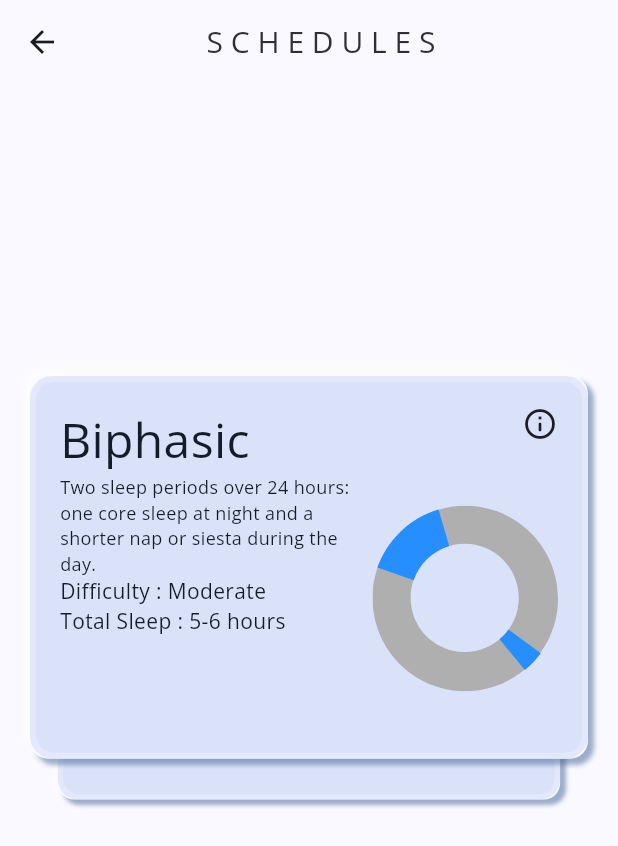
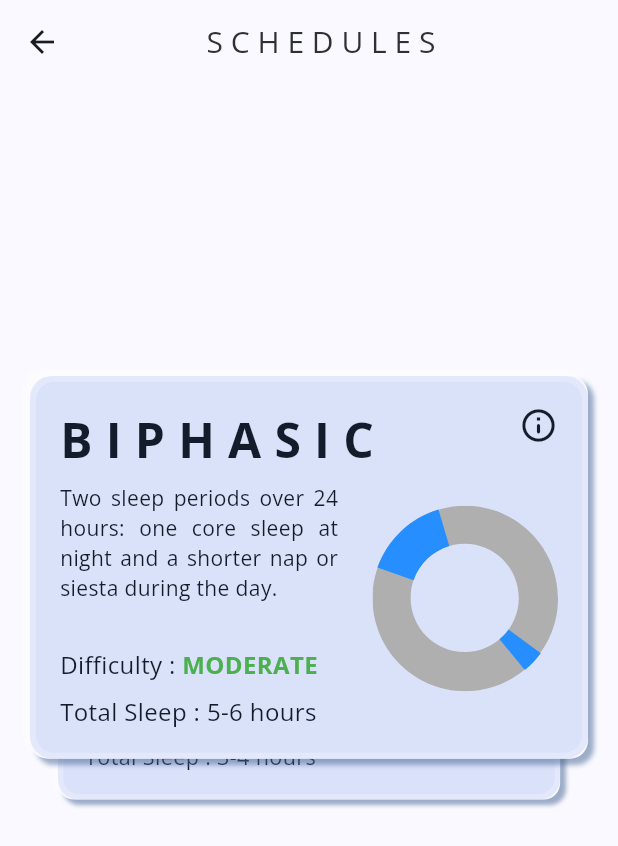
Before and after one commit to TheLameOne/polyphasic_sleep, a Flutter app: the AllSchedulesPage screen opened by its route, on a phone screen of 412 x 824 dp. Shown: the top 846 px of the screen. Run offline on Flutter 3.47's test engine with Material 3 defaults, Android fonts, the phone set to English and light mode, and no system bars; drawn by our look-alikes of flutter_card_swiper; our stand-ins replace action_slider, audioplayers, card_swiper, chat_bubbles, fl_chart, flutter_local_notifications and 13 more; missing offline and left inert: alarm; accounts and stored records are empty.

Commit message:
fixed UI of card

```diff
--- a/lib/components/schedule_component.dart
+++ b/lib/components/schedule_component.dart
@@ -68,8 +68,9 @@ class ScheduleComponent extends StatelessWidget {
                       crossAxisAlignment: CrossAxisAlignment.start,
                       children: [
                         Text(
-                          name,
+                          _convertName(name),
                           style: TextStyle(
+                            fontWeight: FontWeight.bold,
                             color: Theme.of(context)
                                 .colorScheme
                                 .onSecondaryContainer,
@@ -80,7 +81,13 @@ class ScheduleComponent extends StatelessWidget {
                             onTap: () {
                               _launchURL(link);
                             },
-                            child: Icon(Icons.info_outline_rounded))
+                            child: Icon(
+                              Icons.info_outline_rounded,
+                              color: Theme.of(context)
+                                  .colorScheme
+                                  .onSecondaryContainer,
+                              size: 26,
+                            ))
                       ],
                     ),
                     Row(
@@ -89,19 +96,26 @@ class ScheduleComponent extends StatelessWidget {
                       children: [
                         Column(
                           crossAxisAlignment: CrossAxisAlignment.start,
+                          mainAxisAlignment: MainAxisAlignment.spaceBetween,
                           children: [
-                            Container(
-                              width: size.width * 0.5,
+                            SizedBox(
+                              width: size.width * 0.45,
+                              height: size.height * 0.12,
+                              child: Padding(
+                                padding: const EdgeInsets.only(top: 6.0),
                                 child: Text(
                                   desc,
+                                  textAlign: TextAlign.justify,
                                   style: TextStyle(
                                       color: Theme.of(context)
                                           .colorScheme
                                           .onSecondaryContainer,
-                                    fontSize: 12,
+                                      fontSize: 14,
                                       overflow: TextOverflow.clip),
                                 ),
                               ),
+                            ),
+                            SizedBox(height: 16),
                             Row(
                               children: [
                                 Text("Difficulty : ",
@@ -109,17 +123,17 @@ class ScheduleComponent extends StatelessWidget {
                                         color: Theme.of(context)
                                             .colorScheme
                                             .onSecondaryContainer,
-                                        fontSize: 14,
+                                        fontSize: 16,
                                         overflow: TextOverflow.clip)),
-                                Text(difficulty,
+                                Text(difficulty.toUpperCase(),
                                     style: TextStyle(
-                                        color: Theme.of(context)
-                                            .colorScheme
-                                            .onSecondaryContainer,
-                                        fontSize: 14,
+                                        color: _difficultyColor(difficulty),
+                                        fontSize: 16,
+                                        fontWeight: FontWeight.bold,
                                         overflow: TextOverflow.clip)),
                               ],
                             ),
+                            SizedBox(height: 8),
                             Row(
                               children: [
                                 Text("Total Sleep : ",
@@ -127,14 +141,14 @@ class ScheduleComponent extends StatelessWidget {
                                         color: Theme.of(context)
                                             .colorScheme
                                             .onSecondaryContainer,
-                                        fontSize: 14,
+                                        fontSize: 16,
                                         overflow: TextOverflow.clip)),
                                 Text(totalSleep,
                                     style: TextStyle(
                                         color: Theme.of(context)
                                             .colorScheme
                                             .onSecondaryContainer,
-                                        fontSize: 14,
+                                        fontSize: 16,
                                         overflow: TextOverflow.clip)),
                               ],
                             )
@@ -166,6 +180,21 @@ class ScheduleComponent extends StatelessWidget {
   }
 }
 
+_difficultyColor(String name) {
+  if (name == "Extreme") {
+    return Colors.red;
+  }
+  if (name == "Moderate") {
+    return Colors.green;
+  }
+  if (name == "High") {
+    return const Color.fromARGB(255, 252, 180, 72);
+  }
+  if (name == "Very High") {
+    return Color.fromARGB(255, 230, 110, 62);
+  }
+}
+
 String _convertName(String name) {
   String newName = "";
   for (int i = 0; i < name.length; i++) {
```
Lines whose indentation alone changed are shown as unchanged.
